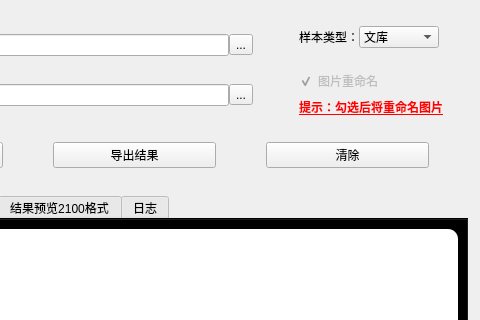
The window that app/ui/MainWindow.ui (shiqideng/dataprocess) describes before a commit, drawn with Qt 5; both pictures show x 424 to 904 and y 0 to 320 of the 904 by 556 pixel window.
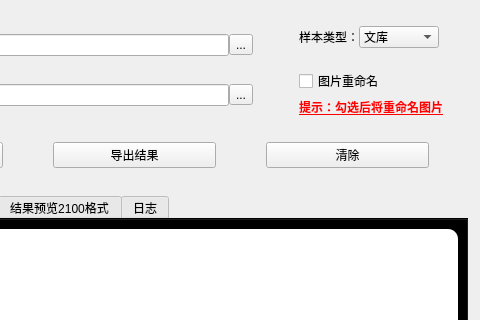
The same window after the commit.

Commit message: 更改版本号

What changed in the file:
```diff
--- a/app/ui/MainWindow.ui
+++ b/app/ui/MainWindow.ui
@@ -217,30 +217,9 @@
          </property>
          <item>
           <widget class="QCheckBox" name="ReName5400CheckBox">
-           <property name="enabled">
-            <bool>false</bool>
-           </property>
-           <property name="layoutDirection">
-            <enum>Qt::LayoutDirection::LeftToRight</enum>
-           </property>
-           <property name="autoFillBackground">
-            <bool>false</bool>
-           </property>
-           <property name="styleSheet">
-            <string notr="true">background-color: rgba(255, 255, 255,0);</string>
-           </property>
-           <property name="inputMethodHints">
-            <set>Qt::InputMethodHint::ImhHiddenText</set>
-           </property>
            <property name="text">
             <string>图片重命名</string>
            </property>
-           <property name="checked">
-            <bool>true</bool>
-           </property>
-           <property name="tristate">
-            <bool>false</bool>
-           </property>
           </widget>
          </item>
          <item>
```
Left out of the diff: 21 changed lines with no effect on the pictures. The commit also changes 2 other files.
